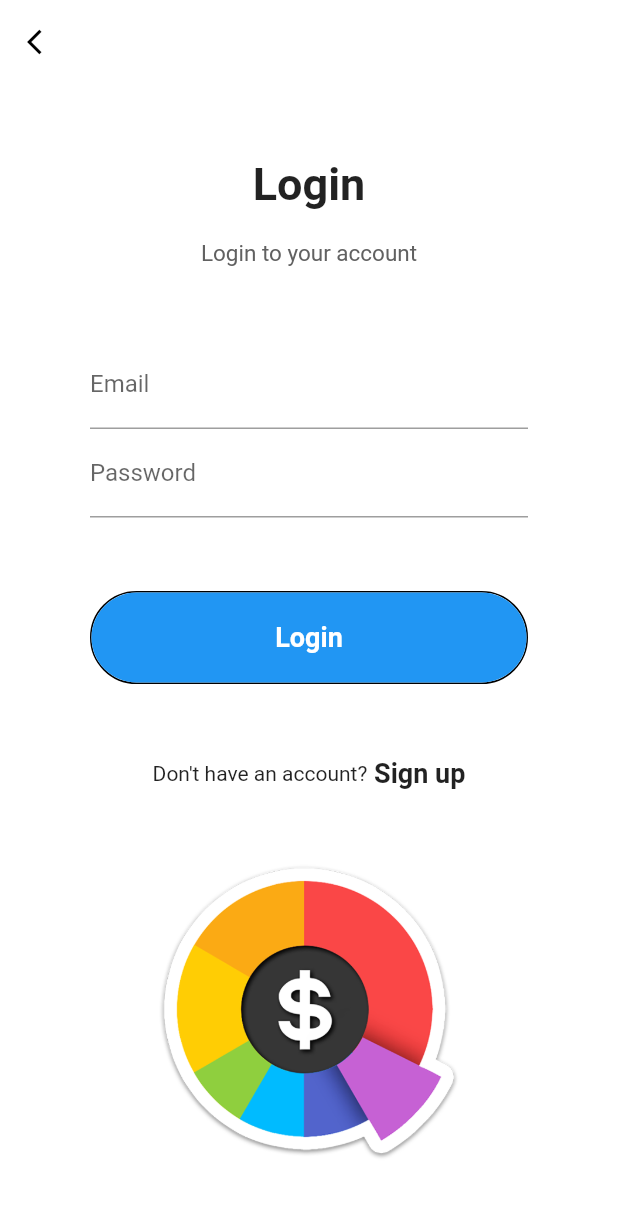
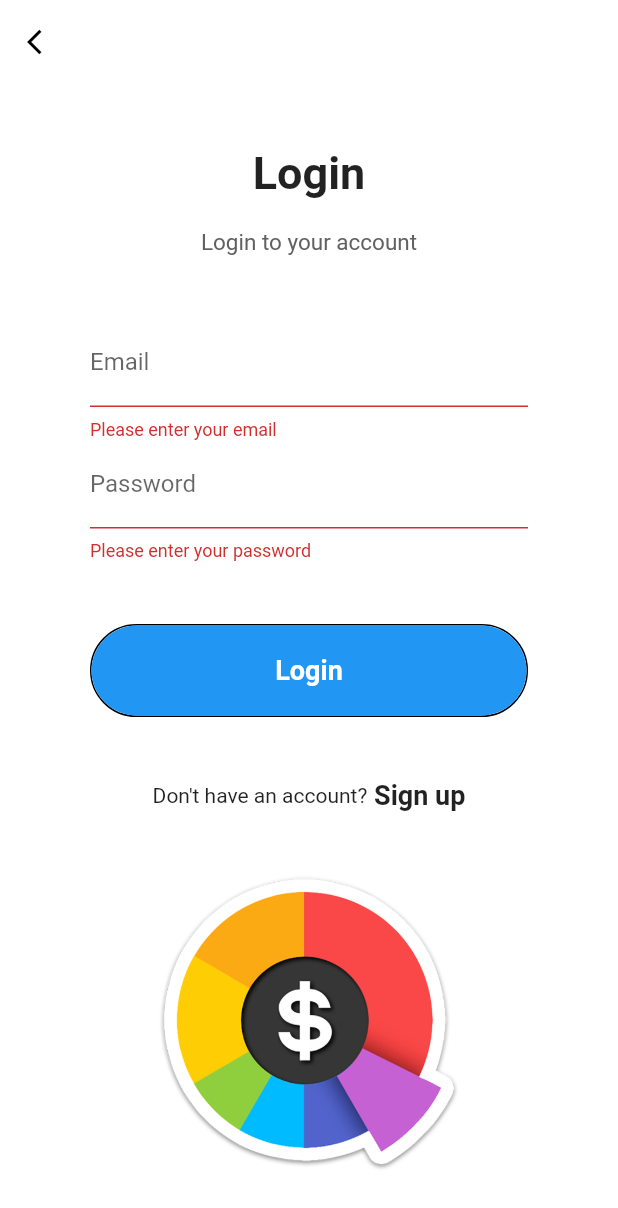
Before and after one commit to AshSteep/Budget-Buddy-, a Flutter app: the screen it shows after launch, after a tap on "LogIn", on a phone screen of 412 x 824 dp. Shown: the top 1208 px of the screen. Run offline on Flutter 3.47's test engine with Material 2 defaults, Android fonts, the phone set to English and light mode, and no system bars.

Commit message:
Real Time Validations added (Log In Page)

```diff
--- a/lib/LoginPage.dart
+++ b/lib/LoginPage.dart
@@ -33,6 +33,8 @@ class _LoginPageState extends State<LoginPage> {
       ),
       body: Form(
         key: _formKey,
+        autovalidateMode:
+            AutovalidateMode.always, // Enable automatic validation
         child: Container(
           height: MediaQuery.of(context).size.height,
           width: double.infinity,
@@ -55,8 +57,8 @@ class _LoginPageState extends State<LoginPage> {
                         ),
                         Text(
                           "Login to your account",
-                          style: TextStyle(
-                              fontSize: 15, color: Colors.grey[700]),
+                          style:
+                              TextStyle(fontSize: 15, color: Colors.grey[700]),
                         )
                       ],
                     ),
@@ -75,7 +77,7 @@ class _LoginPageState extends State<LoginPage> {
                                 return 'Please enter your email';
                               }
                               if (!isEmailValid(email)) {
-                                return 'Please enter a valid email (lowercase ending with .com)';
+                                return 'Please enter a valid email (lowercase, includes "@", and ends with ".com")';
                               }
                               return null;
                             },
@@ -178,7 +180,7 @@ class _LoginPageState extends State<LoginPage> {
 
   bool isPasswordValid(String password) {
     final passwordRegex =
-    RegExp(r'^(?=.*[A-Z])(?=.*[a-z])(?=.*\d)(?=.*[\W_])[A-Za-z\d\W_]{6,}$');
+        RegExp(r'^(?=.*[A-Z])(?=.*[a-z])(?=.*\d)(?=.*[\W_])[A-Za-z\d\W_]{6,}$');
     return passwordRegex.hasMatch(password);
   }
 }
```
